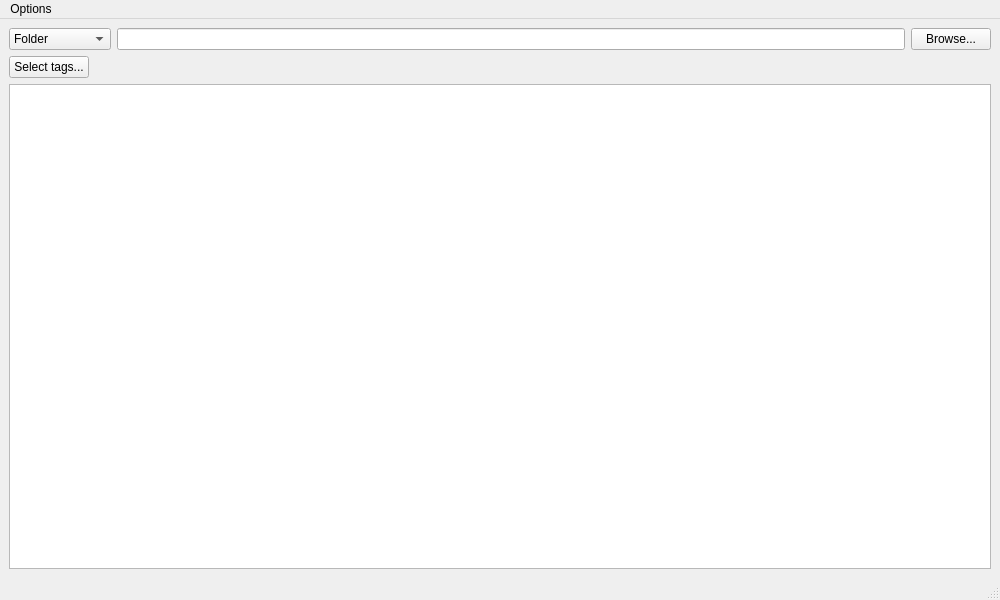
First picture: the form in ui/tagger_window.ui, repository midnightdim/declutter, before the edit.
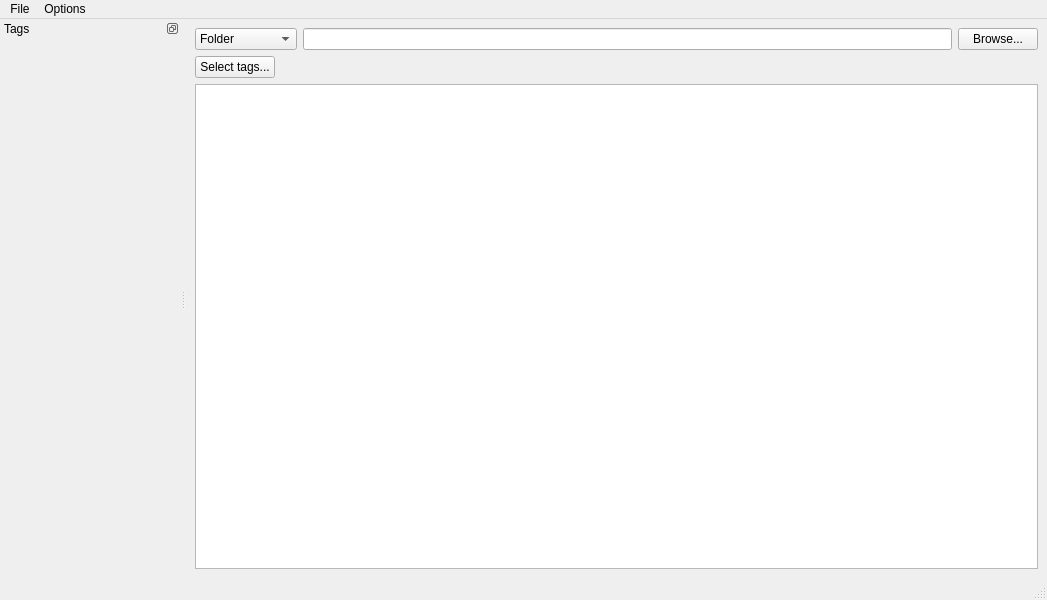
Second picture: the form after the edit. Icons and pictures are not drawn.

Commit message: v1.04 tagger dockwidget

The edit to the form file:
```diff
--- a/ui/tagger_window.ui
+++ b/ui/tagger_window.ui
@@ -6,7 +6,7 @@
    <rect>
     <x>0</x>
     <y>0</y>
-    <width>1000</width>
+    <width>1047</width>
     <height>600</height>
    </rect>
   </property>
@@ -80,6 +80,12 @@
       </item>
       <item>
        <widget class="QTreeView" name="treeView">
+        <property name="sizePolicy">
+         <sizepolicy hsizetype="Preferred" vsizetype="Expanding">
+          <horstretch>0</horstretch>
+          <verstretch>0</verstretch>
+         </sizepolicy>
+        </property>
         <property name="rootIsDecorated">
          <bool>false</bool>
         </property>
@@ -103,7 +109,7 @@
     <rect>
      <x>0</x>
      <y>0</y>
-     <width>1000</width>
+     <width>1047</width>
      <height>21</height>
     </rect>
    </property>
@@ -113,9 +119,141 @@
     </property>
     <addaction name="actionManage_Tags"/>
    </widget>
+   <widget class="QMenu" name="menuFile">
+    <property name="title">
+     <string>File</string>
+    </property>
+    <widget class="QMenu" name="recent_menu">
+     <property name="maximumSize">
+      <size>
+       <width>600</width>
+       <height>500</height>
+      </size>
+     </property>
+     <property name="tearOffEnabled">
+      <bool>false</bool>
+     </property>
+     <property name="title">
+      <string>Recent folders</string>
+     </property>
+     <addaction name="actionNone"/>
+    </widget>
+    <addaction name="recent_menu"/>
+   </widget>
+   <addaction name="menuFile"/>
    <addaction name="menuOptions"/>
   </widget>
   <widget class="QStatusBar" name="statusbar"/>
+  <widget class="QDockWidget" name="tagsDockWidget">
+   <property name="sizePolicy">
+    <sizepolicy hsizetype="MinimumExpanding" vsizetype="Preferred">
+     <horstretch>0</horstretch>
+     <verstretch>0</verstretch>
+    </sizepolicy>
+   </property>
+   <property name="minimumSize">
+    <size>
+     <width>180</width>
+     <height>200</height>
+    </size>
+   </property>
+   <property name="styleSheet">
+    <string notr="true"/>
+   </property>
+   <property name="features">
+    <set>QDockWidget::DockWidgetFloatable|QDockWidget::DockWidgetMovable</set>
+   </property>
+   <property name="allowedAreas">
+    <set>Qt::LeftDockWidgetArea|Qt::RightDockWidgetArea</set>
+   </property>
+   <property name="windowTitle">
+    <string>Tags</string>
+   </property>
+   <attribute name="dockWidgetArea">
+    <number>1</number>
+   </attribute>
+   <widget class="QWidget" name="dockWidgetContents">
+    <property name="sizePolicy">
+     <sizepolicy hsizetype="MinimumExpanding" vsizetype="Preferred">
+      <horstretch>0</horstretch>
+      <verstretch>0</verstretch>
+     </sizepolicy>
+    </property>
+    <layout class="QGridLayout" name="gridLayout_2">
+     <property name="leftMargin">
+      <number>0</number>
+     </property>
+     <property name="topMargin">
+      <number>0</number>
+     </property>
+     <property name="rightMargin">
+      <number>0</number>
+     </property>
+     <property name="bottomMargin">
+      <number>0</number>
+     </property>
+     <property name="spacing">
+      <number>4</number>
+     </property>
+     <item row="0" column="0">
+      <widget class="QScrollArea" name="tagsScrollArea">
+       <property name="sizePolicy">
+        <sizepolicy hsizetype="MinimumExpanding" vsizetype="Expanding">
+         <horstretch>0</horstretch>
+         <verstretch>0</verstretch>
+        </sizepolicy>
+       </property>
+       <property name="frameShape">
+        <enum>QFrame::Box</enum>
+       </property>
+       <property name="frameShadow">
+        <enum>QFrame::Plain</enum>
+       </property>
+       <property name="lineWidth">
+        <number>0</number>
+       </property>
+       <property name="widgetResizable">
+        <bool>true</bool>
+       </property>
+       <widget class="QWidget" name="scrollAreaWidgetContents">
+        <property name="geometry">
+         <rect>
+          <x>0</x>
+          <y>0</y>
+          <width>180</width>
+          <height>537</height>
+         </rect>
+        </property>
+        <property name="sizePolicy">
+         <sizepolicy hsizetype="MinimumExpanding" vsizetype="Preferred">
+          <horstretch>0</horstretch>
+          <verstretch>0</verstretch>
+         </sizepolicy>
+        </property>
+        <layout class="QGridLayout" name="gridLayout_3">
+         <item row="0" column="0">
+          <layout class="QVBoxLayout" name="tagsLayout"/>
+         </item>
+         <item row="1" column="0">
+          <spacer name="verticalSpacer">
+           <property name="orientation">
+            <enum>Qt::Vertical</enum>
+           </property>
+           <property name="sizeHint" stdset="0">
+            <size>
+             <width>20</width>
+             <height>40</height>
+            </size>
+           </property>
+          </spacer>
+         </item>
+        </layout>
+       </widget>
+      </widget>
+     </item>
+    </layout>
+   </widget>
+  </widget>
   <action name="actionManage_Tags">
    <property name="text">
     <string>Manage Tags</string>
```
Left out of the diff: 8 changed lines with no effect on the pictures. The commit also changes 14 other files.
